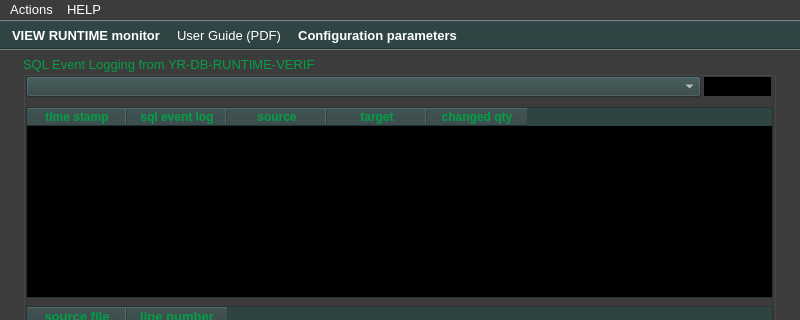
Qt form ui/yr-db-runtime-verif-main-window.ui (yerothd/yr-db-runtime-verif) before a commit; both pictures show x 0 to 800 and y 0 to 320 of the 800 by 600 pixel window.
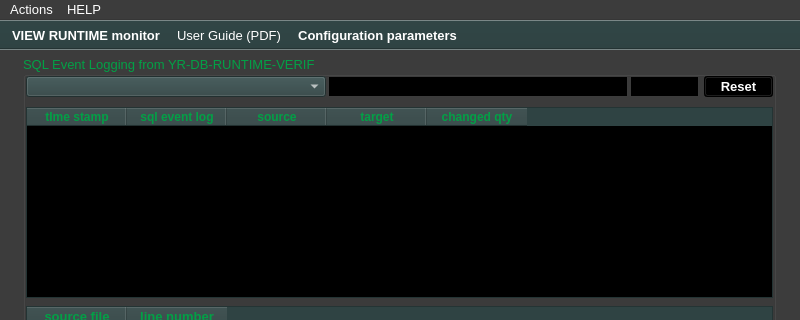
The same form after that commit. Icons and pictures are not drawn. Custom widgets are drawn as their Qt base class.

Diff of the .ui file:
```diff
--- a/ui/yr-db-runtime-verif-main-window.ui
+++ b/ui/yr-db-runtime-verif-main-window.ui
@@ -4186,7 +4186,7 @@
       <rect>
        <x>3</x>
        <y>20</y>
-       <width>675</width>
+       <width>300</width>
        <height>21</height>
       </rect>
      </property>
@@ -4697,7 +4697,7 @@
     <widget class="QLineEdit" name="lineEdit_nombre_de_resultats">
      <property name="geometry">
       <rect>
-       <x>680</x>
+       <x>607</x>
        <y>20</y>
        <width>69</width>
        <height>21</height>
@@ -5167,6 +5167,941 @@
       <bool>true</bool>
      </property>
     </widget>
+    <widget class="QPushButton" name="pushButton_reset_filtering">
+     <property name="geometry">
+      <rect>
+       <x>681</x>
+       <y>20</y>
+       <width>69</width>
+       <height>21</height>
+      </rect>
+     </property>
+     <property name="palette">
+      <palette>
+       <active>
+        <colorrole role="WindowText">
+         <brush brushstyle="SolidPattern">
+          <color alpha="255">
+           <red>255</red>
+           <green>255</green>
+           <blue>255</blue>
+          </color>
+         </brush>
+        </colorrole>
+        <colorrole role="Button">
+         <brush brushstyle="SolidPattern">
+          <color alpha="255">
+           <red>0</red>
+           <green>0</green>
+           <blue>0</blue>
+          </color>
+         </brush>
+        </colorrole>
+        <colorrole role="Light">
+         <brush brushstyle="SolidPattern">
+          <color alpha="255">
+           <red>0</red>
+           <green>0</green>
+           <blue>0</blue>
+          </color>
+         </brush>
+        </colorrole>
+        <colorrole role="Midlight">
+         <brush brushstyle="SolidPattern">
+          <color alpha="255">
+           <red>0</red>
+           <green>0</green>
+           <blue>0</blue>
+          </color>
+         </brush>
+        </colorrole>
+        <colorrole role="Dark">
+         <brush brushstyle="SolidPattern">
+          <color alpha="255">
+           <red>0</red>
+           <green>0</green>
+           <blue>0</blue>
+          </color>
+         </brush>
+        </colorrole>
+        <colorrole role="Mid">
+         <brush brushstyle="SolidPattern">
+          <color alpha="255">
+           <red>0</red>
+           <green>0</green>
+           <blue>0</blue>
+          </color>
+         </brush>
+        </colorrole>
+        <colorrole role="Text">
+         <brush brushstyle="SolidPattern">
+          <color alpha="255">
+           <red>255</red>
+           <green>255</green>
+           <blue>255</blue>
+          </color>
+         </brush>
+        </colorrole>
+        <colorrole role="BrightText">
+         <brush brushstyle="SolidPattern">
+          <color alpha="255">
+           <red>255</red>
+           <green>255</green>
+           <blue>255</blue>
+          </color>
+         </brush>
+        </colorrole>
+        <colorrole role="ButtonText">
+         <brush brushstyle="SolidPattern">
+          <color alpha="255">
+           <red>255</red>
+           <green>255</green>
+           <blue>255</blue>
+          </color>
+         </brush>
+        </colorrole>
+        <colorrole role="Base">
+         <brush brushstyle="SolidPattern">
+          <color alpha="255">
+           <red>0</red>
+           <green>0</green>
+           <blue>0</blue>
+          </color>
+         </brush>
+        </colorrole>
+        <colorrole role="Window">
+         <brush brushstyle="SolidPattern">
+          <color alpha="255">
+           <red>0</red>
+           <green>0</green>
+           <blue>0</blue>
+          </color>
+         </brush>
+        </colorrole>
+        <colorrole role="Shadow">
+         <brush brushstyle="SolidPattern">
+          <color alpha="255">
+           <red>0</red>
+           <green>0</green>
+           <blue>0</blue>
+          </color>
+         </brush>
+        </colorrole>
+        <colorrole role="AlternateBase">
+         <brush brushstyle="SolidPattern">
+          <color alpha="255">
+           <red>0</red>
+           <green>0</green>
+           <blue>0</blue>
+          </color>
+         </brush>
+        </colorrole>
+        <colorrole role="ToolTipBase">
+         <brush brushstyle="SolidPattern">
+          <color alpha="255">
+           <red>255</red>
+           <green>255</green>
+           <blue>220</blue>
+          </color>
+         </brush>
+        </colorrole>
+        <colorrole role="ToolTipText">
+         <brush brushstyle="SolidPattern">
+          <color alpha="255">
+           <red>0</red>
+           <green>0</green>
+           <blue>0</blue>
+          </color>
+         </brush>
+        </colorrole>
+        <colorrole role="PlaceholderText">
+         <brush brushstyle="NoBrush">
+          <color alpha="128">
+           <red>255</red>
+           <green>255</green>
+           <blue>255</blue>
+          </color>
+         </brush>
+        </colorrole>
+       </active>
+       <inactive>
+        <colorrole role="WindowText">
+         <brush brushstyle="SolidPattern">
+          <color alpha="255">
+           <red>255</red>
+           <green>255</green>
+           <blue>255</blue>
+          </color>
+         </brush>
+        </colorrole>
+        <colorrole role="Button">
+         <brush brushstyle="SolidPattern">
+          <color alpha="255">
+           <red>0</red>
+           <green>0</green>
+           <blue>0</blue>
+          </color>
+         </brush>
+        </colorrole>
+        <colorrole role="Light">
+         <brush brushstyle="SolidPattern">
+          <color alpha="255">
+           <red>0</red>
+           <green>0</green>
+           <blue>0</blue>
+          </color>
+         </brush>
+        </colorrole>
+        <colorrole role="Midlight">
+         <brush brushstyle="SolidPattern">
+          <color alpha="255">
+           <red>0</red>
+           <green>0</green>
+           <blue>0</blue>
+          </color>
+         </brush>
+        </colorrole>
+        <colorrole role="Dark">
+         <brush brushstyle="SolidPattern">
+          <color alpha="255">
+           <red>0</red>
+           <green>0</green>
+           <blue>0</blue>
+          </color>
+         </brush>
+        </colorrole>
+        <colorrole role="Mid">
+         <brush brushstyle="SolidPattern">
+          <color alpha="255">
+           <red>0</red>
+           <green>0</green>
+           <blue>0</blue>
+          </color>
+         </brush>
+        </colorrole>
+        <colorrole role="Text">
+         <brush brushstyle="SolidPattern">
+          <color alpha="255">
+           <red>255</red>
+           <green>255</green>
+           <blue>255</blue>
+          </color>
+         </brush>
+        </colorrole>
+        <colorrole role="BrightText">
+         <brush brushstyle="SolidPattern">
+          <color alpha="255">
+           <red>255</red>
+           <green>255</green>
+           <blue>255</blue>
+          </color>
+         </brush>
+        </colorrole>
+        <colorrole role="ButtonText">
+         <brush brushstyle="SolidPattern">
+          <color alpha="255">
+           <red>255</red>
+           <green>255</green>
+           <blue>255</blue>
+          </color>
+         </brush>
+        </colorrole>
+        <colorrole role="Base">
+         <brush brushstyle="SolidPattern">
+          <color alpha="255">
+           <red>0</red>
+           <green>0</green>
+           <blue>0</blue>
+          </color>
+         </brush>
+        </colorrole>
+        <colorrole role="Window">
+         <brush brushstyle="SolidPattern">
+          <color alpha="255">
+           <red>0</red>
+           <green>0</green>
+           <blue>0</blue>
+          </color>
+         </brush>
+        </colorrole>
+        <colorrole role="Shadow">
+         <brush brushstyle="SolidPattern">
+          <color alpha="255">
+           <red>0</red>
+           <green>0</green>
+           <blue>0</blue>
+          </color>
+         </brush>
+        </colorrole>
+        <colorrole role="AlternateBase">
+         <brush brushstyle="SolidPattern">
+          <color alpha="255">
+           <red>0</red>
+           <green>0</green>
+           <blue>0</blue>
+          </color>
+         </brush>
+        </colorrole>
+        <colorrole role="ToolTipBase">
+         <brush brushstyle="SolidPattern">
+          <color alpha="255">
+           <red>255</red>
+           <green>255</green>
+           <blue>220</blue>
+          </color>
+         </brush>
+        </colorrole>
+        <colorrole role="ToolTipText">
+         <brush brushstyle="SolidPattern">
+          <color alpha="255">
+           <red>0</red>
+           <green>0</green>
+           <blue>0</blue>
+          </color>
+         </brush>
+        </colorrole>
+        <colorrole role="PlaceholderText">
+         <brush brushstyle="NoBrush">
+          <color alpha="128">
+           <red>255</red>
+           <green>255</green>
+           <blue>255</blue>
+          </color>
+         </brush>
+        </colorrole>
+       </inactive>
+       <disabled>
+        <colorrole role="WindowText">
+         <brush brushstyle="SolidPattern">
+          <color alpha="255">
+           <red>0</red>
+           <green>0</green>
+           <blue>0</blue>
+          </color>
+         </brush>
+        </colorrole>
+        <colorrole role="Button">
+         <brush brushstyle="SolidPattern">
+          <color alpha="255">
+           <red>0</red>
+           <green>0</green>
+           <blue>0</blue>
+          </color>
+         </brush>
+        </colorrole>
+        <colorrole role="Light">
+         <brush brushstyle="SolidPattern">
+          <color alpha="255">
+           <red>0</red>
+           <green>0</green>
+           <blue>0</blue>
+          </color>
+         </brush>
+        </colorrole>
+        <colorrole role="Midlight">
+         <brush brushstyle="SolidPattern">
+          <color alpha="255">
+           <red>0</red>
+           <green>0</green>
+           <blue>0</blue>
+          </color>
+         </brush>
+        </colorrole>
+        <colorrole role="Dark">
+         <brush brushstyle="SolidPattern">
+          <color alpha="255">
+           <red>0</red>
+           <green>0</green>
+           <blue>0</blue>
+          </color>
+         </brush>
+        </colorrole>
+        <colorrole role="Mid">
+         <brush brushstyle="SolidPattern">
+          <color alpha="255">
+           <red>0</red>
+           <green>0</green>
+           <blue>0</blue>
+          </color>
+         </brush>
+        </colorrole>
+        <colorrole role="Text">
+         <brush brushstyle="SolidPattern">
+          <color alpha="255">
+           <red>0</red>
+           <green>0</green>
+           <blue>0</blue>
+          </color>
+         </brush>
+        </colorrole>
+        <colorrole role="BrightText">
+         <brush brushstyle="SolidPattern">
+          <color alpha="255">
+           <red>255</red>
+           <green>255</green>
+           <blue>255</blue>
+          </color>
+         </brush>
+        </colorrole>
+        <colorrole role="ButtonText">
+         <brush brushstyle="SolidPattern">
+          <color alpha="255">
+           <red>0</red>
+           <green>0</green>
+           <blue>0</blue>
+          </color>
+         </brush>
+        </colorrole>
+        <colorrole role="Base">
+         <brush brushstyle="SolidPattern">
+          <color alpha="255">
+           <red>0</red>
+           <green>0</green>
+           <blue>0</blue>
+          </color>
+         </brush>
+        </colorrole>
+        <colorrole role="Window">
+         <brush brushstyle="SolidPattern">
+          <color alpha="255">
+           <red>0</red>
+           <green>0</green>
+           <blue>0</blue>
+          </color>
+         </brush>
+        </colorrole>
+        <colorrole role="Shadow">
+         <brush brushstyle="SolidPattern">
+          <color alpha="255">
+           <red>0</red>
+           <green>0</green>
+           <blue>0</blue>
+          </color>
+         </brush>
+        </colorrole>
+        <colorrole role="AlternateBase">
+         <brush brushstyle="SolidPattern">
+          <color alpha="255">
+           <red>0</red>
+           <green>0</green>
+           <blue>0</blue>
+          </color>
+         </brush>
+        </colorrole>
+        <colorrole role="ToolTipBase">
+         <brush brushstyle="SolidPattern">
+          <color alpha="255">
+           <red>255</red>
+           <green>255</green>
+           <blue>220</blue>
+          </color>
+         </brush>
+        </colorrole>
+        <colorrole role="ToolTipText">
+         <brush brushstyle="SolidPattern">
+          <color alpha="255">
+           <red>0</red>
+           <green>0</green>
+           <blue>0</blue>
+          </color>
+         </brush>
+        </colorrole>
+        <colorrole role="PlaceholderText">
+         <brush brushstyle="NoBrush">
+          <color alpha="128">
+           <red>255</red>
+           <green>255</green>
+           <blue>255</blue>
+          </color>
+         </brush>
+        </colorrole>
+       </disabled>
+      </palette>
+     </property>
+     <property name="font">
+      <font>
+       <pointsize>10</pointsize>
+       <weight>75</weight>
+       <bold>true</bold>
+      </font>
+     </property>
+     <property name="text">
+      <string>Reset</string>
+     </property>
+    </widget>
+    <widget class="QLineEdit" name="lineEdit_SQL_event_filtering">
+     <property name="geometry">
+      <rect>
+       <x>305</x>
+       <y>20</y>
+       <width>300</width>
+       <height>21</height>
+      </rect>
+     </property>
+     <property name="palette">
+      <palette>
+       <active>
+        <colorrole role="WindowText">
+         <brush brushstyle="SolidPattern">
+          <color alpha="255">
+           <red>224</red>
+           <green>27</green>
+           <blue>36</blue>
+          </color>
+         </brush>
+        </colorrole>
+        <colorrole role="Button">
+         <brush brushstyle="SolidPattern">
+          <color alpha="255">
+           <red>0</red>
+           <green>0</green>
+           <blue>0</blue>
+          </color>
+         </brush>
+        </colorrole>
+        <colorrole role="Light">
+         <brush brushstyle="SolidPattern">
+          <color alpha="255">
+           <red>255</red>
+           <green>206</green>
+           <blue>108</blue>
+          </color>
+         </brush>
+        </colorrole>
+        <colorrole role="Midlight">
+         <brush brushstyle="SolidPattern">
+          <color alpha="255">
+           <red>248</red>
+           <green>183</green>
+           <blue>54</blue>
+          </color>
+         </brush>
+        </colorrole>
+        <colorrole role="Dark">
+         <brush brushstyle="SolidPattern">
+          <color alpha="255">
+           <red>121</red>
+           <green>81</green>
+           <blue>0</blue>
+          </color>
+         </brush>
+        </colorrole>
+        <colorrole role="Mid">
+         <brush brushstyle="SolidPattern">
+          <color alpha="255">
+           <red>161</red>
+           <green>107</green>
+           <blue>0</blue>
+          </color>
+         </brush>
+        </colorrole>
+        <colorrole role="Text">
+         <brush brushstyle="SolidPattern">
+          <color alpha="255">
+           <red>224</red>
+           <green>27</green>
+           <blue>36</blue>
+          </color>
+         </brush>
+        </colorrole>
+        <colorrole role="BrightText">
+         <brush brushstyle="SolidPattern">
+          <color alpha="255">
+           <red>255</red>
+           <green>255</green>
+           <blue>255</blue>
+          </color>
+         </brush>
+        </colorrole>
+        <colorrole role="ButtonText">
+         <brush brushstyle="SolidPattern">
+          <color alpha="255">
+           <red>224</red>
+           <green>27</green>
+           <blue>36</blue>
+          </color>
+         </brush>
+        </colorrole>
+        <colorrole role="Base">
+         <brush brushstyle="SolidPattern">
+          <color alpha="255">
+           <red>0</red>
+           <green>0</green>
+           <blue>0</blue>
+          </color>
+         </brush>
+        </colorrole>
+        <colorrole role="Window">
+         <brush brushstyle="SolidPattern">
+          <color alpha="255">
+           <red>0</red>
+           <green>0</green>
+           <blue>0</blue>
+          </color>
+         </brush>
+        </colorrole>
+        <colorrole role="Shadow">
+         <brush brushstyle="SolidPattern">
+          <color alpha="255">
+           <red>0</red>
+           <green>0</green>
+           <blue>0</blue>
+          </color>
+         </brush>
+        </colorrole>
+        <colorrole role="AlternateBase">
+         <brush brushstyle="SolidPattern">
+          <color alpha="255">
+           <red>248</red>
+           <green>208</green>
+           <blue>127</blue>
+          </color>
+         </brush>
+        </colorrole>
+        <colorrole role="ToolTipBase">
+         <brush brushstyle="SolidPattern">
+          <color alpha="255">
+           <red>255</red>
+           <green>255</green>
+           <blue>220</blue>
+          </color>
+         </brush>
+        </colorrole>
+        <colorrole role="ToolTipText">
+         <brush brushstyle="SolidPattern">
+          <color alpha="255">
+           <red>0</red>
+           <green>0</green>
+           <blue>0</blue>
+          </color>
+         </brush>
+        </colorrole>
+        <colorrole role="PlaceholderText">
+         <brush brushstyle="SolidPattern">
+          <color alpha="128">
+           <red>242</red>
+           <green>161</green>
+           <blue>0</blue>
+          </color>
+         </brush>
+        </colorrole>
+       </active>
+       <inactive>
+        <colorrole role="WindowText">
+         <brush brushstyle="SolidPattern">
+          <color alpha="255">
+           <red>224</red>
+           <green>27</green>
+           <blue>36</blue>
+          </color>
+         </brush>
+        </colorrole>
+        <colorrole role="Button">
+         <brush brushstyle="SolidPattern">
+          <color alpha="255">
+           <red>0</red>
+           <green>0</green>
+           <blue>0</blue>
+          </color>
+         </brush>
+        </colorrole>
+        <colorrole role="Light">
+         <brush brushstyle="SolidPattern">
+          <color alpha="255">
+           <red>255</red>
+           <green>206</green>
+           <blue>108</blue>
+          </color>
+         </brush>
+        </colorrole>
+        <colorrole role="Midlight">
+         <brush brushstyle="SolidPattern">
+          <color alpha="255">
+           <red>248</red>
+           <green>183</green>
+           <blue>54</blue>
+          </color>
+         </brush>
+        </colorrole>
+        <colorrole role="Dark">
+         <brush brushstyle="SolidPattern">
+          <color alpha="255">
+           <red>121</red>
+           <green>81</green>
+           <blue>0</blue>
+          </color>
+         </brush>
+        </colorrole>
+        <colorrole role="Mid">
+         <brush brushstyle="SolidPattern">
+          <color alpha="255">
+           <red>161</red>
+           <green>107</green>
+           <blue>0</blue>
+          </color>
+         </brush>
+        </colorrole>
+        <colorrole role="Text">
+         <brush brushstyle="SolidPattern">
+          <color alpha="255">
+           <red>224</red>
+           <green>27</green>
+           <blue>36</blue>
+          </color>
+         </brush>
+        </colorrole>
+        <colorrole role="BrightText">
+         <brush brushstyle="SolidPattern">
+          <color alpha="255">
+           <red>255</red>
+           <green>255</green>
+           <blue>255</blue>
+          </color>
+         </brush>
+        </colorrole>
+        <colorrole role="ButtonText">
+         <brush brushstyle="SolidPattern">
+          <color alpha="255">
+           <red>224</red>
+           <green>27</green>
+           <blue>36</blue>
+          </color>
+         </brush>
+        </colorrole>
+        <colorrole role="Base">
+         <brush brushstyle="SolidPattern">
+          <color alpha="255">
+           <red>0</red>
+           <green>0</green>
+           <blue>0</blue>
+          </color>
+         </brush>
+        </colorrole>
+        <colorrole role="Window">
+         <brush brushstyle="SolidPattern">
+          <color alpha="255">
+           <red>0</red>
+           <green>0</green>
+           <blue>0</blue>
+          </color>
+         </brush>
+        </colorrole>
+        <colorrole role="Shadow">
+         <brush brushstyle="SolidPattern">
+          <color alpha="255">
+           <red>0</red>
+           <green>0</green>
+           <blue>0</blue>
+          </color>
+         </brush>
+        </colorrole>
+        <colorrole role="AlternateBase">
+         <brush brushstyle="SolidPattern">
+          <color alpha="255">
+           <red>248</red>
+           <green>208</green>
+           <blue>127</blue>
+          </color>
+         </brush>
+        </colorrole>
+        <colorrole role="ToolTipBase">
+         <brush brushstyle="SolidPattern">
+          <color alpha="255">
+           <red>255</red>
+           <green>255</green>
+           <blue>220</blue>
+          </color>
+         </brush>
+        </colorrole>
+        <colorrole role="ToolTipText">
+         <brush brushstyle="SolidPattern">
+          <color alpha="255">
+           <red>0</red>
+           <green>0</green>
+           <blue>0</blue>
+          </color>
+         </brush>
+        </colorrole>
+        <colorrole role="PlaceholderText">
+         <brush brushstyle="SolidPattern">
+          <color alpha="128">
+           <red>242</red>
+           <green>161</green>
+           <blue>0</blue>
+          </color>
+         </brush>
+        </colorrole>
+       </inactive>
+       <disabled>
+        <colorrole role="WindowText">
+         <brush brushstyle="SolidPattern">
+          <color alpha="255">
+           <red>224</red>
+           <green>27</green>
+           <blue>36</blue>
+          </color>
+         </brush>
+        </colorrole>
+        <colorrole role="Button">
+         <brush brushstyle="SolidPattern">
+          <color alpha="255">
+           <red>0</red>
+           <green>0</green>
+           <blue>0</blue>
+          </color>
+         </brush>
+        </colorrole>
+        <colorrole role="Light">
+         <brush brushstyle="SolidPattern">
+          <color alpha="255">
+           <red>255</red>
+           <green>206</green>
+           <blue>108</blue>
+          </color>
+         </brush>
+        </colorrole>
+        <colorrole role="Midlight">
+         <brush brushstyle="SolidPattern">
+          <color alpha="255">
+           <red>248</red>
+           <green>183</green>
+           <blue>54</blue>
+          </color>
+         </brush>
+        </colorrole>
+        <colorrole role="Dark">
+         <brush brushstyle="SolidPattern">
+          <color alpha="255">
+           <red>121</red>
+           <green>81</green>
+           <blue>0</blue>
+          </color>
+         </brush>
+        </colorrole>
+        <colorrole role="Mid">
+         <brush brushstyle="SolidPattern">
+          <color alpha="255">
+           <red>161</red>
+           <green>107</green>
+           <blue>0</blue>
+          </color>
+         </brush>
+        </colorrole>
+        <colorrole role="Text">
+         <brush brushstyle="SolidPattern">
+          <color alpha="255">
+           <red>224</red>
+           <green>27</green>
+           <blue>36</blue>
+          </color>
+         </brush>
+        </colorrole>
+        <colorrole role="BrightText">
+         <brush brushstyle="SolidPattern">
+          <color alpha="255">
+           <red>255</red>
+           <green>255</green>
+           <blue>255</blue>
+          </color>
+         </brush>
+        </colorrole>
+        <colorrole role="ButtonText">
+         <brush brushstyle="SolidPattern">
+          <color alpha="255">
+           <red>224</red>
+           <green>27</green>
+           <blue>36</blue>
+          </color>
+         </brush>
+        </colorrole>
+        <colorrole role="Base">
+         <brush brushstyle="SolidPattern">
+          <color alpha="255">
+           <red>0</red>
+           <green>0</green>
+           <blue>0</blue>
+          </color>
+         </brush>
+        </colorrole>
+        <colorrole role="Window">
+         <brush brushstyle="SolidPattern">
+          <color alpha="255">
+           <red>0</red>
+           <green>0</green>
+           <blue>0</blue>
+          </color>
+         </brush>
+        </colorrole>
+        <colorrole role="Shadow">
+         <brush brushstyle="SolidPattern">
+          <color alpha="255">
+           <red>0</red>
+           <green>0</green>
+           <blue>0</blue>
+          </color>
+         </brush>
+        </colorrole>
+        <colorrole role="AlternateBase">
+         <brush brushstyle="SolidPattern">
+          <color alpha="255">
+           <red>242</red>
+           <green>161</green>
+           <blue>0</blue>
+          </color>
+         </brush>
+        </colorrole>
+        <colorrole role="ToolTipBase">
+         <brush brushstyle="SolidPattern">
+          <color alpha="255">
+           <red>255</red>
+           <green>255</green>
+           <blue>220</blue>
+          </color>
+         </brush>
+        </colorrole>
+        <colorrole role="ToolTipText">
+         <brush brushstyle="SolidPattern">
+          <color alpha="255">
+           <red>0</red>
+           <green>0</green>
+           <blue>0</blue>
+          </color>
+         </brush>
+        </colorrole>
+        <colorrole role="PlaceholderText">
+         <brush brushstyle="SolidPattern">
+          <color alpha="128">
+           <red>0</red>
+           <green>0</green>
+           <blue>0</blue>
+          </color>
+         </brush>
+        </colorrole>
+       </disabled>
+      </palette>
+     </property>
+     <property name="font">
+      <font>
+       <pointsize>10</pointsize>
+       <weight>75</weight>
+       <bold>true</bold>
+      </font>
+     </property>
+     <property name="styleSheet">
+      <string notr="true">border: 1px solid rgb(60, 60, 60);
+color: #e01b24;
+background-color: rgb(0, 0, 0); </string>
+     </property>
+     <property name="alignment">
+      <set>Qt::AlignCenter</set>
+     </property>
+     <property name="dragEnabled">
+      <bool>false</bool>
+     </property>
+     <property name="readOnly">
+      <bool>false</bool>
+     </property>
+    </widget>
    </widget>
    <widget class="QLabel" name="label_display_yr_db_runtime_verifier_connection_STATUS">
     <property name="geometry">
```
